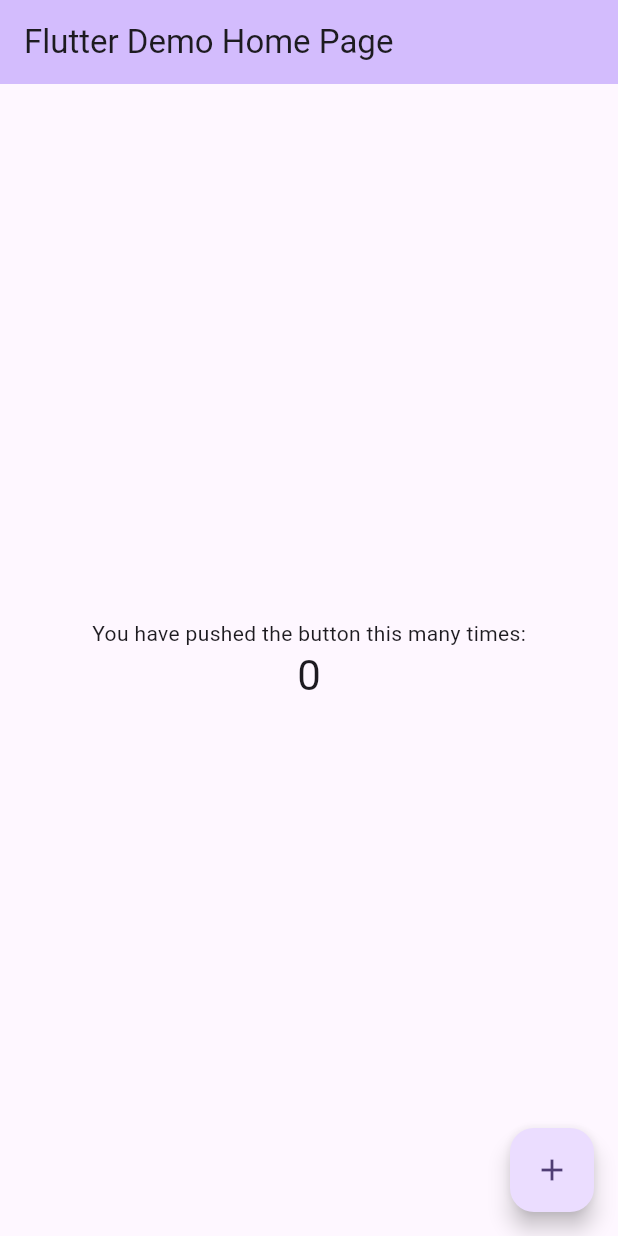
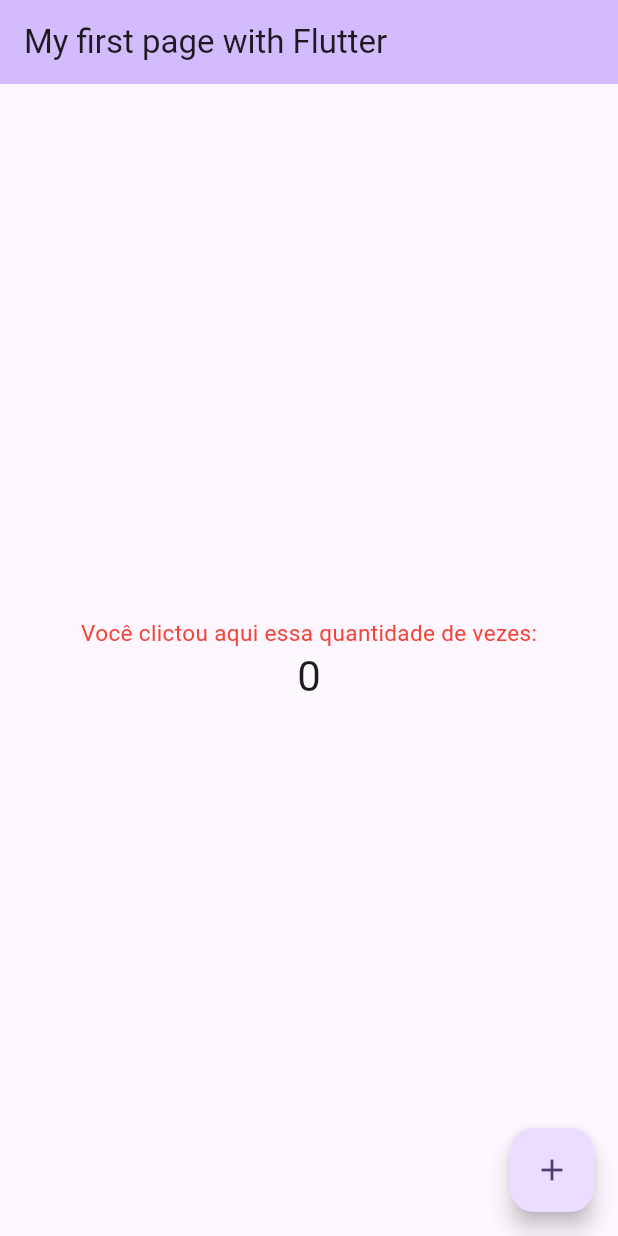
Before and after one commit to ricardo-rals/meuAppFlutter, a Flutter app: the screen it shows after launch, on a phone screen of 412 x 824 dp. Run offline on Flutter 3.47's test engine with Material 2 defaults, Android fonts, the light colour scheme and no system bars.

Commit message:
Atualizando cor e tamanho da fonte

```diff
--- a/lib/main.dart
+++ b/lib/main.dart
@@ -11,42 +11,18 @@
   @override
   Widget build(BuildContext context) {
     return MaterialApp(
-      title: 'Flutter Demo',
+      title: 'Fisrt page Flutter',
       theme: ThemeData(
-        // This is the theme of your application.
-        //
-        // TRY THIS: Try running your application with "flutter run". You'll see
-        // the application has a blue toolbar. Then, without quitting the app,
-        // try changing the seedColor in the colorScheme below to Colors.green
-        // and then invoke "hot reload" (save your changes or press the "hot
-        // reload" button in a Flutter-supported IDE, or press "r" if you used
-        // the command line to start the app).
-        //
-        // Notice that the counter didn't reset back to zero; the application
-        // state is not lost during the reload. To reset the state, use hot
-        // restart instead.
-        //
-        // This works for code too, not just values: Most code changes can be
-        // tested with just a hot reload.
         colorScheme: ColorScheme.fromSeed(seedColor: Colors.deepPurple),
         useMaterial3: true,
       ),
-      home: const MyHomePage(title: 'Flutter Demo Home Page'),
+      home: const MyHomePage(title: 'My first page with Flutter'),
     );
   }
 }
 
 class MyHomePage extends StatefulWidget {
   const MyHomePage({super.key, required this.title});
-
-  // This widget is the home page of your application. It is stateful, meaning
-  // that it has a State object (defined below) that contains fields that affect
-  // how it looks.
-
-  // This class is the configuration for the state. It holds the values (in this
-  // case the title) provided by the parent (in this case the App widget) and
-  // used by the build method of the State. Fields in a Widget subclass are
-  // always marked "final".
 
   final String title;
 
@@ -59,54 +35,27 @@
 
   void _incrementCounter() {
     setState(() {
-      // This call to setState tells the Flutter framework that something has
-      // changed in this State, which causes it to rerun the build method below
-      // so that the display can reflect the updated values. If we changed
-      // _counter without calling setState(), then the build method would not be
-      // called again, and so nothing would appear to happen.
       _counter++;
     });
   }
 
   @override
   Widget build(BuildContext context) {
-    // This method is rerun every time setState is called, for instance as done
-    // by the _incrementCounter method above.
-    //
-    // The Flutter framework has been optimized to make rerunning build methods
-    // fast, so that you can just rebuild anything that needs updating rather
-    // than having to individually change instances of widgets.
     return Scaffold(
       appBar: AppBar(
-        // TRY THIS: Try changing the color here to a specific color (to
-        // Colors.amber, perhaps?) and trigger a hot reload to see the AppBar
-        // change color while the other colors stay the same.
         backgroundColor: Theme.of(context).colorScheme.inversePrimary,
-        // Here we take the value from the MyHomePage object that was created by
-        // the App.build method, and use it to set our appbar title.
         title: Text(widget.title),
       ),
       body: Center(
-        // Center is a layout widget. It takes a single child and positions it
-        // in the middle of the parent.
         child: Column(
-          // Column is also a layout widget. It takes a list of children and
-          // arranges them vertically. By default, it sizes itself to fit its
-          // children horizontally, and tries to be as tall as its parent.
-          //
-          // Column has various properties to control how it sizes itself and
-          // how it positions its children. Here we use mainAxisAlignment to
-          // center the children vertically; the main axis here is the vertical
-          // axis because Columns are vertical (the cross axis would be
-          // horizontal).
-          //
-          // TRY THIS: Invoke "debug painting" (choose the "Toggle Debug Paint"
-          // action in the IDE, or press "p" in the console), to see the
-          // wireframe for each widget.
           mainAxisAlignment: MainAxisAlignment.center,
           children: <Widget>[
             const Text(
-              'You have pushed the button this many times:',
+              'Você clictou aqui essa quantidade de vezes:',
+              style: TextStyle(
+                color: Colors.red,
+                fontSize: 15,
+              ),
             ),
             Text(
               '$_counter',
```
